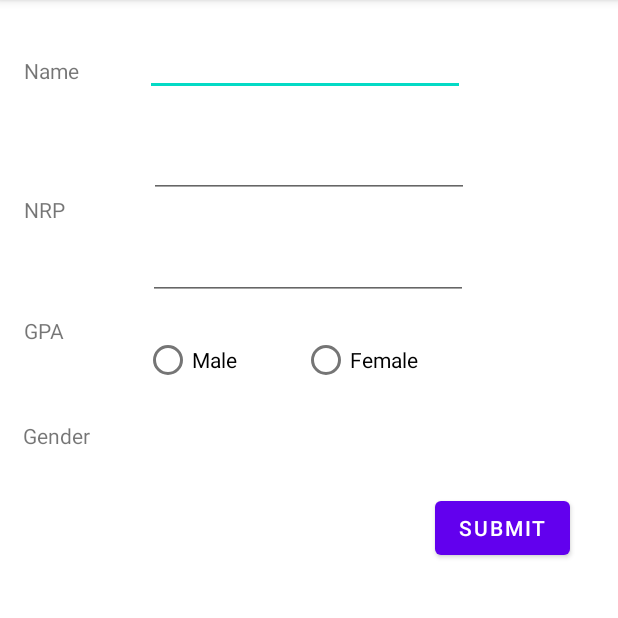
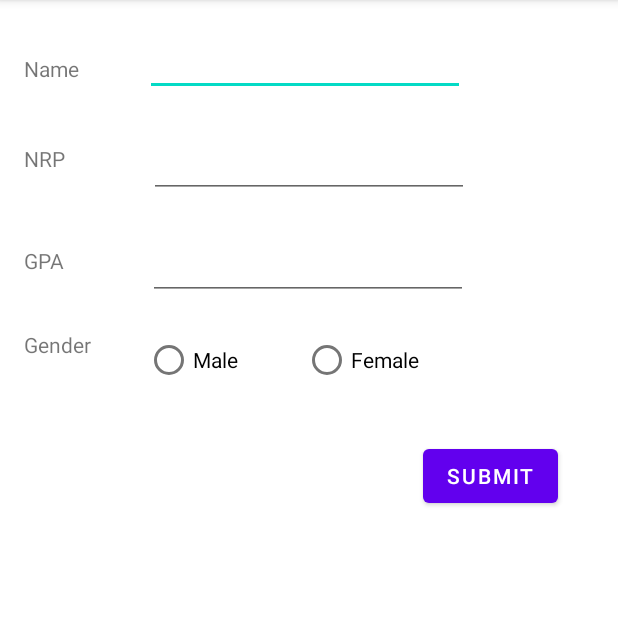
Before and after one commit to zydhanlinnar11/ets-tekber-mahasiswa, an Android app: the screen it shows after launch (MainActivity), on a phone screen of 412 x 824 dp, the part 84-702 px from its top. Run offline under Robolectric (Android 15) with nearby library versions, the phone set to English and light mode, and no system bars.

Commit message:
feat: restyling cardview for list mhs

```diff
--- a/app/src/main/java/xyz/zydhan/apps/mahasiswa/MainActivity.kt
+++ b/app/src/main/java/xyz/zydhan/apps/mahasiswa/MainActivity.kt
@@ -34,6 +34,8 @@ class MainActivity : AppCompatActivity(), View.OnClickListener {
 
             val ipk: Float = ipkEt.text.toString().toFloat()
 
+            if (ipk.compareTo(0.0) < 0 || ipk.compareTo(4.0) > 0) throw IllegalArgumentException(getString(R.string.ipk_must_greater_than0_and_lower_than4))
+
             if (!isFemale && !isMale)  throw IllegalArgumentException(getString(R.string.please_fill_gender))
 
             val gender: Gender = if (isMale) Gender.MALE else Gender.FEMALE
@@ -54,7 +56,7 @@ class MainActivity : AppCompatActivity(), View.OnClickListener {
 
         findViewById<Button>(R.id.submit_button).setOnClickListener(this)
         this.recyclerView = findViewById(R.id.list_mhs)
-        this.mhsAdapter = MahasiswaAdapter(this.listMhs)
+        this.mhsAdapter = MahasiswaAdapter(this.listMhs, this.applicationContext)
 
         val layoutManager: RecyclerView.LayoutManager = LinearLayoutManager(this)
         this.recyclerView.layoutManager = layoutManager
--- a/app/src/main/res/layout/activity_main.xml
+++ b/app/src/main/res/layout/activity_main.xml
@@ -10,14 +10,13 @@
         android:id="@+id/name_label"
         android:layout_width="wrap_content"
         android:layout_height="wrap_content"
+        android:layout_marginTop="36dp"
+        android:labelFor="@id/name"
         android:text="@string/name_field"
-        android:labelFor="@id/name"
-        app:layout_constraintBottom_toBottomOf="parent"
         app:layout_constraintHorizontal_bias="0.042"
         app:layout_constraintLeft_toLeftOf="parent"
         app:layout_constraintRight_toRightOf="parent"
-        app:layout_constraintTop_toTopOf="parent"
-        app:layout_constraintVertical_bias="0.05" />
+        app:layout_constraintTop_toTopOf="parent" />
 
     <EditText
         android:id="@+id/name"
@@ -36,14 +35,13 @@
         android:id="@+id/nrp_label"
         android:layout_width="wrap_content"
         android:layout_height="wrap_content"
+        android:layout_marginTop="60dp"
+        android:labelFor="@id/nrp"
         android:text="@string/nrp_field"
-        android:labelFor="@id/nrp"
-        app:layout_constraintBottom_toBottomOf="parent"
-        app:layout_constraintHorizontal_bias="0.042"
+        app:layout_constraintHorizontal_bias="0.041"
         app:layout_constraintLeft_toLeftOf="parent"
         app:layout_constraintRight_toRightOf="parent"
-        app:layout_constraintTop_toTopOf="@+id/name_label"
-        app:layout_constraintVertical_bias="0.13" />
+        app:layout_constraintTop_toTopOf="@+id/name_label" />
 
     <EditText
         android:id="@+id/nrp"
@@ -52,7 +50,7 @@
         android:layout_marginStart="56dp"
         android:layout_marginTop="68dp"
         android:ems="10"
-        android:inputType="text"
+        android:inputType="number"
         android:minHeight="48dp"
         android:autofillHints="nrp"
         app:layout_constraintStart_toEndOf="@+id/nrp_label"
@@ -62,14 +60,13 @@
         android:id="@+id/ipk_label"
         android:layout_width="wrap_content"
         android:layout_height="wrap_content"
+        android:layout_marginTop="68dp"
+        android:labelFor="@id/ipk"
         android:text="@string/ipk_field"
-        android:labelFor="@id/ipk"
-        app:layout_constraintBottom_toBottomOf="parent"
-        app:layout_constraintHorizontal_bias="0.042"
+        app:layout_constraintHorizontal_bias="0.041"
         app:layout_constraintLeft_toLeftOf="parent"
         app:layout_constraintRight_toRightOf="parent"
-        app:layout_constraintTop_toTopOf="@+id/nrp_label"
-        app:layout_constraintVertical_bias="0.13" />
+        app:layout_constraintTop_toTopOf="@+id/nrp_label" />
 
     <EditText
         android:id="@+id/ipk"
@@ -88,13 +85,12 @@
         android:id="@+id/gender_label"
         android:layout_width="wrap_content"
         android:layout_height="wrap_content"
+        android:layout_marginTop="56dp"
         android:text="@string/gender_field"
-        app:layout_constraintBottom_toBottomOf="parent"
-        app:layout_constraintHorizontal_bias="0.042"
+        app:layout_constraintHorizontal_bias="0.043"
         app:layout_constraintLeft_toLeftOf="parent"
         app:layout_constraintRight_toRightOf="parent"
-        app:layout_constraintTop_toTopOf="@+id/ipk_label"
-        app:layout_constraintVertical_bias="0.13" />
+        app:layout_constraintTop_toTopOf="@+id/ipk_label" />
 
     <RadioGroup
         android:id="@+id/gender"
@@ -121,23 +117,23 @@
 
     </RadioGroup>
 
+
     <Button
         android:id="@+id/submit_button"
         android:layout_width="wrap_content"
         android:layout_height="wrap_content"
-        android:layout_marginTop="28dp"
-        android:layout_marginEnd="32dp"
+        android:layout_marginTop="16dp"
+        android:layout_marginEnd="40dp"
         android:text="@string/submit"
         app:layout_constraintEnd_toEndOf="parent"
-        app:layout_constraintTop_toBottomOf="@+id/gender_label" />
-
+        app:layout_constraintTop_toBottomOf="@+id/gender" />
 
     <androidx.recyclerview.widget.RecyclerView
         android:id="@+id/list_mhs"
         android:layout_width="match_parent"
-        android:layout_height="wrap_content"
-        android:layout_marginTop="120dp"
-        android:maxHeight="@dimen/list_mhs_height"
+        android:layout_height="@dimen/list_mhs_height"
+        android:layout_marginTop="84dp"
+        android:paddingHorizontal="8dp"
         app:layout_constraintStart_toStartOf="parent"
         app:layout_constraintTop_toBottomOf="@+id/gender" />
 
--- a/app/src/main/res/values/strings.xml
+++ b/app/src/main/res/values/strings.xml
@@ -11,4 +11,9 @@
     <string name="please_fill_nrp">Please enter your NRP!</string>
     <string name="please_fill_gpa">Please enter your GPA!</string>
     <string name="please_fill_gender">Please choose your gender!</string>
+    <string name="name_string">Name: %s</string>
+    <string name="nrp_string">NRP: %s</string>
+    <string name="ipk_string">GPA: %.2f</string>
+    <string name="gender_string">Gender: %s</string>
+    <string name="ipk_must_greater_than0_and_lower_than4">GPA must be higher or equal than 0.0 or lower or equal than 4.0</string>
 </resources>
```
Also changed, not shown: app/src/main/java/xyz/zydhan/apps/mahasiswa/MahasiswaAdapter.kt (+9 -5 lines), app/src/main/res/layout/list_item.xml (+16 -6 lines).
